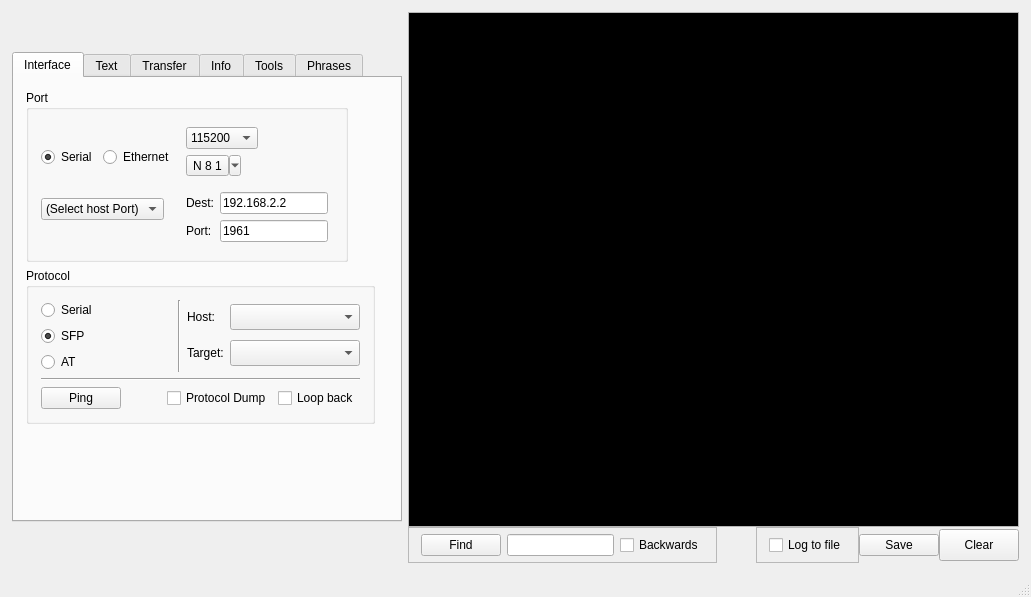
strawbot/TimbreTalk, file mainWindow.ui: the form before one commit.
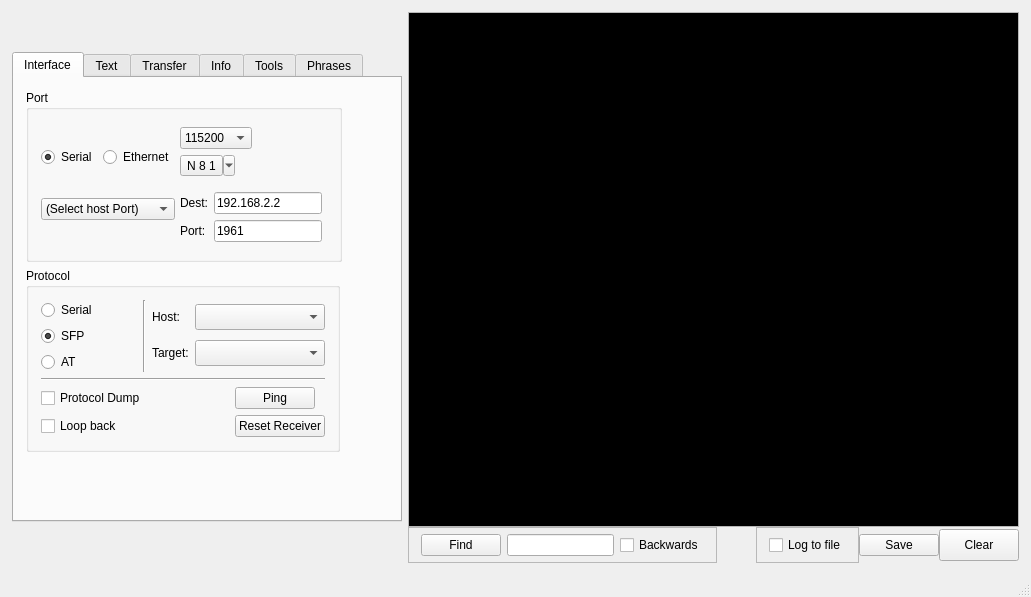
The form after the commit. The open tabs and pages were chosen to show the change.

Commit message: created imageTransfer which is image and basic transfer which is the super class of STM and Jam and someday srecordTransfer

```diff
--- a/mainWindow.ui
+++ b/mainWindow.ui
@@ -76,7 +76,10 @@
               <property name="title">
                <string>Port</string>
               </property>
-              <layout class="QHBoxLayout" name="horizontalLayout_30">
+              <layout class="QHBoxLayout" name="horizontalLayout_30" stretch="1,2">
+               <property name="spacing">
+                <number>0</number>
+               </property>
                <item>
                 <layout class="QVBoxLayout" name="verticalLayout_14">
                  <item>
@@ -108,6 +111,12 @@
                      <verstretch>0</verstretch>
                     </sizepolicy>
                    </property>
+                   <property name="maximumSize">
+                    <size>
+                     <width>150</width>
+                     <height>16777215</height>
+                    </size>
+                   </property>
                    <item>
                     <property name="text">
                      <string>(Select host Port)</string>
@@ -428,22 +437,9 @@
                   </widget>
                  </item>
                  <item>
-                  <layout class="QHBoxLayout" name="horizontalLayout">
-                   <item>
-                    <widget class="QPushButton" name="Ping">
-                     <property name="sizePolicy">
-                      <sizepolicy hsizetype="Fixed" vsizetype="Fixed">
-                       <horstretch>0</horstretch>
-                       <verstretch>0</verstretch>
-                      </sizepolicy>
-                     </property>
-                     <property name="text">
-                      <string>Ping</string>
-                     </property>
-                    </widget>
-                   </item>
-                   <item>
-                    <spacer name="horizontalSpacer_5">
+                  <layout class="QGridLayout" name="gridLayout_6">
+                   <item row="0" column="2">
+                    <spacer name="horizontalSpacer_4">
                      <property name="orientation">
                       <enum>Qt::Horizontal</enum>
                      </property>
@@ -455,20 +451,46 @@
                      </property>
                     </spacer>
                    </item>
-                   <item>
-                    <widget class="QCheckBox" name="ProtocolDump">
-                     <property name="text">
-                      <string>Protocol Dump</string>
-                     </property>
-                    </widget>
-                   </item>
-                   <item>
+                   <item row="1" column="0">
                     <widget class="QCheckBox" name="LoopBack">
                      <property name="text">
                       <string>Loop back</string>
                      </property>
                     </widget>
                    </item>
+                   <item row="1" column="3">
+                    <widget class="QPushButton" name="ResetRcvr">
+                     <property name="sizePolicy">
+                      <sizepolicy hsizetype="Fixed" vsizetype="Fixed">
+                       <horstretch>0</horstretch>
+                       <verstretch>0</verstretch>
+                      </sizepolicy>
+                     </property>
+                     <property name="text">
+                      <string>Reset Receiver</string>
+                     </property>
+                    </widget>
+                   </item>
+                   <item row="0" column="0">
+                    <widget class="QCheckBox" name="ProtocolDump">
+                     <property name="text">
+                      <string>Protocol Dump</string>
+                     </property>
+                    </widget>
+                   </item>
+                   <item row="0" column="3">
+                    <widget class="QPushButton" name="Ping">
+                     <property name="sizePolicy">
+                      <sizepolicy hsizetype="Fixed" vsizetype="Fixed">
+                       <horstretch>0</horstretch>
+                       <verstretch>0</verstretch>
+                      </sizepolicy>
+                     </property>
+                     <property name="text">
+                      <string>Ping</string>
+                     </property>
+                    </widget>
+                   </item>
                   </layout>
                  </item>
                 </layout>
```
Left out of the diff: 197 changed lines with no effect on the pictures. The commit also changes 9 other files.
